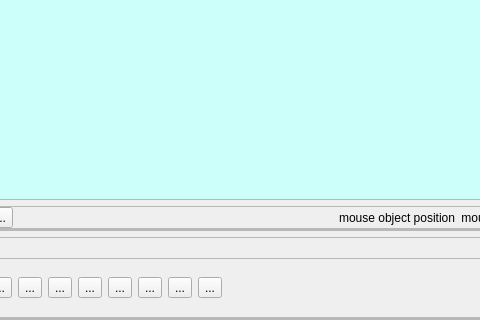
The window that isar/ui/scene_definition.ui (zardosht/isar) describes before a commit, drawn with Qt 5; both pictures show x 233 to 713 and y 385 to 705 of the 1114 by 705 pixel window.
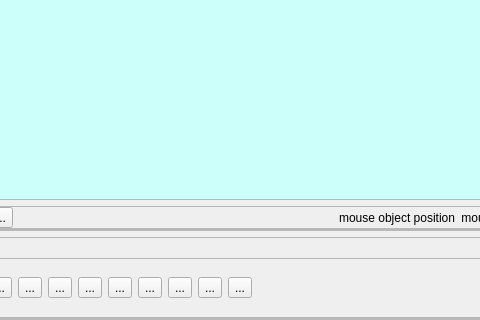
The same window after the commit. Icons and pictures are not drawn.

Commit message: - Implementing ActionButtonAnnotation. The drawing is works. - [TODO] The defintion of actions is missing. ("On Select" attribute is missing)

```diff
--- a/isar/ui/scene_definition.ui
+++ b/isar/ui/scene_definition.ui
@@ -799,6 +799,23 @@
                </attribute>
               </widget>
              </item>
+             <item>
+              <widget class="QToolButton" name="action_button_btn">
+               <property name="text">
+                <string>...</string>
+               </property>
+               <property name="icon">
+                <iconset>
+                 <normaloff>images/action_button.jpg</normaloff>images/action_button.jpg</iconset>
+               </property>
+               <property name="checkable">
+                <bool>true</bool>
+               </property>
+               <attribute name="buttonGroup">
+                <string notr="true">annotation_buttons</string>
+               </attribute>
+              </widget>
+             </item>
              <item>
               <spacer name="horizontalSpacer_2">
                <property name="orientation">
```
The commit also changes 5 other files.
